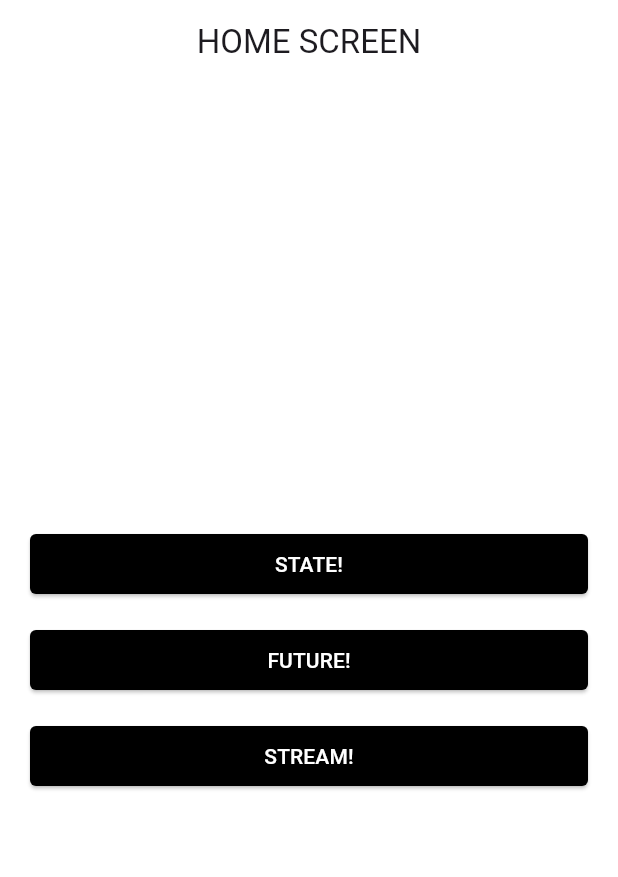
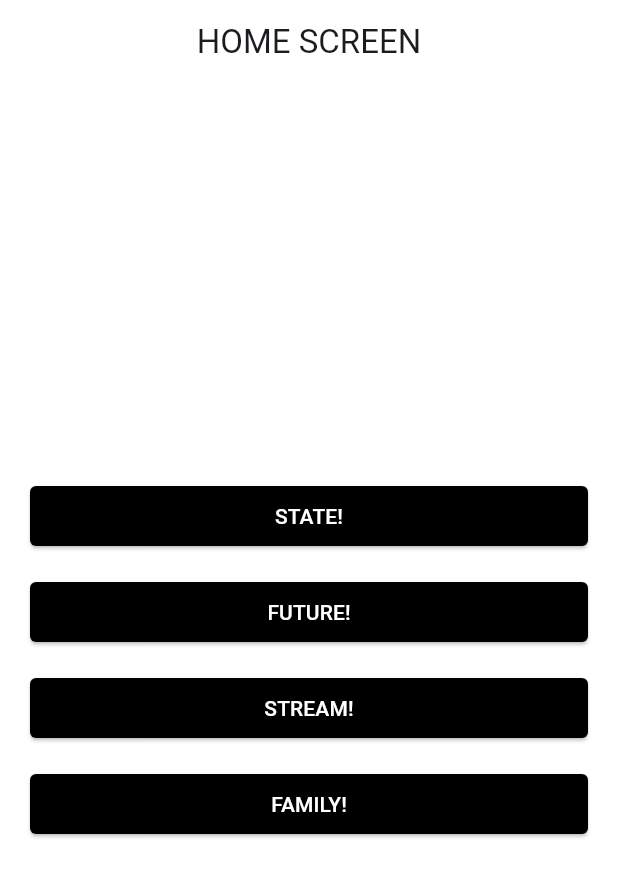
Before and after one commit to academy3746/riverpod_prac, a Flutter app: the screen it shows after launch, on a phone screen of 412 x 824 dp. Shown: the top 877 px of the screen. Run offline on Flutter 3.47's test engine with Material 3 defaults, Android fonts, the phone set to English and light mode, and no system bars; our stand-ins replace flutter_riverpod.

Commit message:
:sparkles: Family Modifier 연습

```diff
--- a/lib/home_screen.dart
+++ b/lib/home_screen.dart
@@ -1,4 +1,5 @@
 import 'package:flutter/material.dart';
+import 'package:riverpod_prac/view/family_modifier_screen.dart';
 import 'package:riverpod_prac/view/future_screen.dart';
 import 'package:riverpod_prac/view/state_notifier_screen.dart';
 import 'package:riverpod_prac/view/stream_screen.dart';
@@ -85,6 +86,29 @@
                 style: TextStyle(color: Colors.white),
               ),
             ),
+            const SizedBox(height: 16.0),
+
+            /// Family Modifier
+            ElevatedButton(
+              onPressed: () => Navigator.push(
+                context,
+                MaterialPageRoute(
+                  builder: (context) {
+                    return const FamilyModifierScreen();
+                  },
+                ),
+              ),
+              style: ElevatedButton.styleFrom(
+                backgroundColor: Theme.of(context).primaryColor,
+                shape: RoundedRectangleBorder(
+                  borderRadius: BorderRadius.circular(4.0),
+                ),
+              ),
+              child: const Text(
+                'FAMILY!',
+                style: TextStyle(color: Colors.white),
+              ),
+            ),
           ],
         ),
       ),
--- /dev/null
+++ b/lib/repository/family_modifier_repo.dart
@@ -0,0 +1,9 @@
+import 'package:flutter_riverpod/flutter_riverpod.dart';
+
+final family = FutureProvider.family<List<int>, int>(
+  (ref, data) async {
+    await Future.delayed(const Duration(seconds: 2));
+
+    return List.generate(5, (index) => index * data);
+  },
+);
```
Also changed, not shown: lib/view/family_modifier_screen.dart (added, +28 -0 lines).
